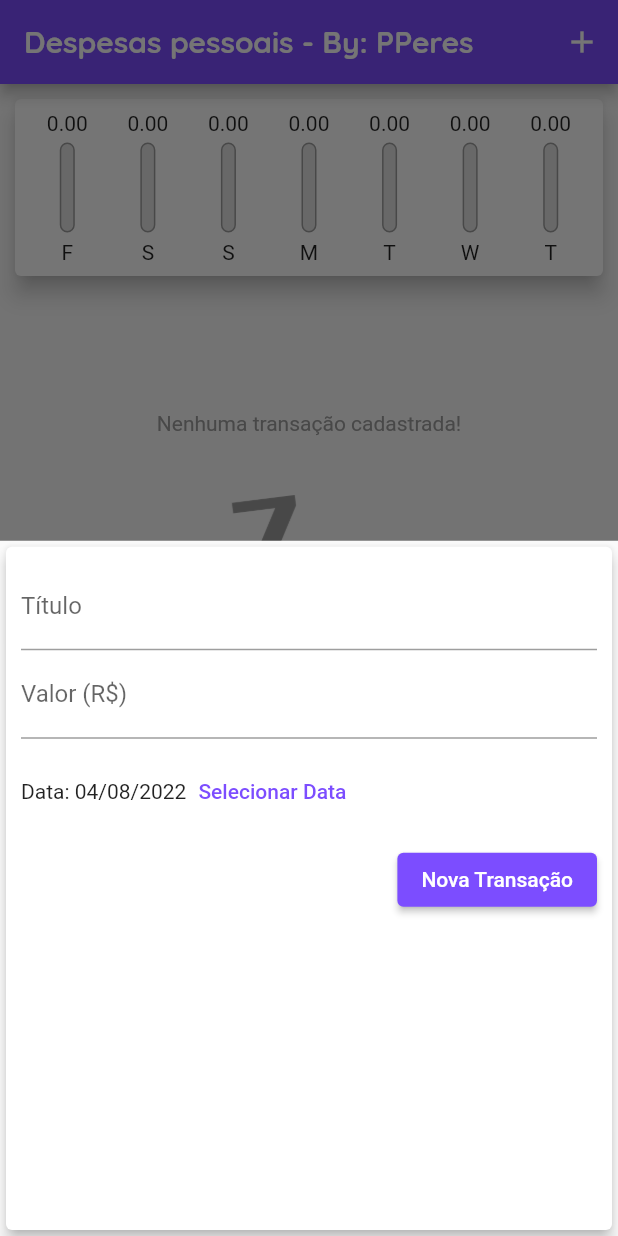
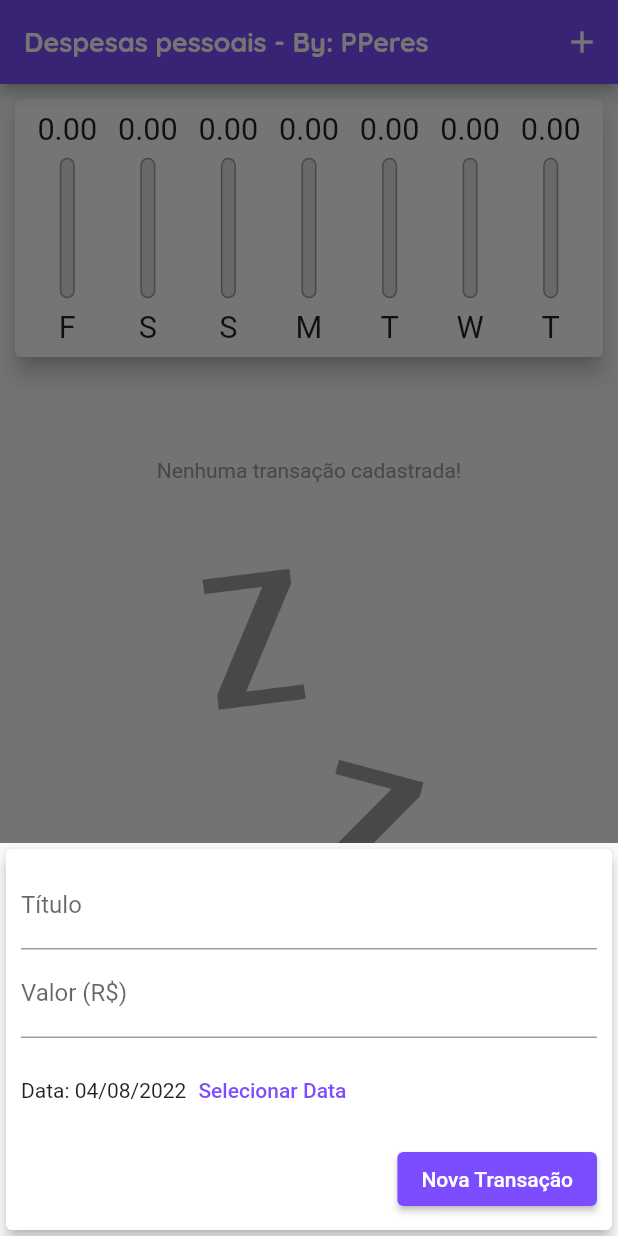
Before and after one commit to PedroH-Peres/AppExpenseControl-Flutter, a Flutter app: the screen it shows after launch, after a tap on the "add" icon, on a phone screen of 412 x 824 dp. Run offline on Flutter 3.47's test engine with Material 2 defaults, Android fonts, the phone set to English and light mode, and no system bars.

Commit message:
ResposiveVersion
- Responsive  layout
- Otimização

```diff
--- a/lib/components/chart_bar.dart
+++ b/lib/components/chart_bar.dart
@@ -19,15 +19,18 @@ class ChartBar extends StatelessWidget {
 
   @override
   Widget build(BuildContext context) {
+    return LayoutBuilder(
+      builder: (ctx, constraints){
         return Column(
             children: [
-        Container(height: 16,
+              Container(
+                height: constraints.maxHeight * 0.15,
                 child: FittedBox(
-            child: Text('${value!.toStringAsFixed(2)}'),
+                  child: Text(value!.toStringAsFixed(2)),
               ),),
-        SizedBox(height: 5,),
+              SizedBox(height: constraints.maxHeight * 0.05,),
               Container(
-          height: 60,
+                height: constraints.maxHeight * 0.6,
                 width: 10,
                 child: Stack(
                   alignment: Alignment.bottomCenter,
@@ -38,7 +41,7 @@ class ChartBar extends StatelessWidget {
                           color: Colors.grey,
                           width: 1,
                         ),
-                  color: Color.fromARGB(130, 200, 200, 200),
+                        color: const Color.fromARGB(130, 200, 200, 200),
                         borderRadius: BorderRadius.circular(5)
                       )
                     ),
@@ -54,9 +57,13 @@ class ChartBar extends StatelessWidget {
                   ],
                 ),
               ),
-        const SizedBox(height: 5,),
-        Text(label!)
+              SizedBox(height: constraints.maxHeight * 0.05,),
+              Container(height: constraints.maxHeight * 0.15,
+                child: FittedBox(child: Text(label!)))
             ],
           );
       }
+
+    );
   }
+}
--- a/lib/components/transaction_form.dart
+++ b/lib/components/transaction_form.dart
@@ -47,9 +47,9 @@ class _TransactionFormState extends State<TransactionForm> {
   @override
   Widget build(BuildContext context) {
     return Container(
-      child: Card(
+      child: SingleChildScrollView (child: Card(
             elevation: 4,
-            child: Padding( padding: EdgeInsets.all(10),
+            child: Padding( padding: EdgeInsets.only(top: 8, right: 10, left: 10, bottom: 10+ MediaQuery.of(context).viewInsets.bottom),
               child: Column(
               children: [
                 TextField(
@@ -96,6 +96,7 @@ class _TransactionFormState extends State<TransactionForm> {
             ),
             )
           )
+      )
     );
   }
 }
--- a/lib/components/transaction_list.dart
+++ b/lib/components/transaction_list.dart
@@ -12,18 +12,21 @@ class TransactionList extends StatelessWidget {
 
   @override
   Widget build(BuildContext context) {
-    return Container(
-      height: 460,
-      child: transactions.isEmpty ?
-        Column(
+    return transactions.isEmpty
+      ?LayoutBuilder(
+        builder: (ctx, constraints){
+          return Column(
             children: [
-            SizedBox(height: 80,),
+              SizedBox(height: constraints.maxHeight * 0.1),
               Text('Nenhuma transação cadastrada!', style: TextStyle(color: Colors.grey),),
-            SizedBox(height: 40,),
-            Container( height: 250,
+              SizedBox(height: constraints.maxHeight * 0.1),
+              Container( height: constraints.maxHeight * 0.6,
                 child: Image.asset('assets/images/waiting.png', fit: BoxFit.cover, color: Colors.grey,))
             ],
+         );
+        }
       )
+
     :ListView.builder(
       itemCount: transactions.length,
       itemBuilder: (ctx, index) {
@@ -42,15 +45,16 @@ class TransactionList extends StatelessWidget {
             ),
             title: Container(alignment: Alignment.centerLeft,height: 28, child: FittedBox(child: Text(tr.title, style: Theme.of(context).textTheme.headline6,)),),
             subtitle: Text(DateFormat('d MMM y').format(tr.date)),
-              trailing: IconButton(
+            trailing: MediaQuery.of(context).size.width < 450
+            ? IconButton(
               icon: Icon(Icons.delete),
               color: Theme.of(context).errorColor,
               onPressed: () => onRemove(tr.id),
-              ),
+            )
+            : TextButton.icon(onPressed:() => onRemove(tr.id),icon: Icon(Icons.delete, color: Colors.red,),label: Text('Excluir', style: TextStyle(color: Colors.red),),)
           )
         );
       },
-      ),
     );
   }
 }
--- a/lib/main.dart
+++ b/lib/main.dart
@@ -6,6 +6,7 @@ import 'package:expenses/components/transaction_form.dart';
 import 'package:expenses/components/transaction_list.dart';
 import 'package:expenses/models/transaction.dart';
 import 'package:flutter/material.dart';
+import 'package:flutter/services.dart';
 import 'package:flutter/widgets.dart';
 import 'package:intl/intl.dart';
 
@@ -46,8 +47,8 @@ class HomePage extends StatefulWidget {
 }
 
 class _HomePageState extends State<HomePage> {
-  final List<Transaction> _transactions = [
-  ];
+  final List<Transaction> _transactions = [];
+  bool _showChart = false;
 
   List<Transaction> get _recentTransactions{
     return _transactions.where((tr){
@@ -85,25 +86,49 @@ class _HomePageState extends State<HomePage> {
 
   @override
   Widget build(BuildContext context) {
-    return Scaffold(
-      appBar: AppBar(
-        title: const Text("Despesas pessoais - By: PPeres"),
+    final mediaQuery = MediaQuery.of(context);
+    bool isLandscape = mediaQuery.orientation == Orientation.landscape;
+
+    final appBar = AppBar(
+        title: Text("Despesas pessoais - By: PPeres",
+        style: TextStyle(fontSize: 18 * mediaQuery.textScaleFactor, ),
+        ),
         backgroundColor: Colors.deepPurpleAccent,
         actions: [
           IconButton(
             icon: Icon(Icons.add, color: Colors.white,),
             onPressed: () => _openTransactionForm(context),
+          ),
+          if(isLandscape)
+          IconButton(
+            icon: Icon(_showChart ? Icons.list : Icons.bar_chart),
+            onPressed: () {
+              setState(() {
+                _showChart = !_showChart;
+              });
+            },
           )
         ],
-      ),
+      );
 
+    final availableHeight = mediaQuery.size.height - appBar.preferredSize.height - MediaQuery.of(context).padding.top;
+
+    return Scaffold(
+      appBar: appBar,
       body: SingleChildScrollView(
         child: Column(
-        children: [
-          Chart(_recentTransactions),
-          TransactionList(_transactions, _removeTransaction),
-        ],
-      ),
+          mainAxisAlignment: MainAxisAlignment.center,
+          children: [
+            if(_showChart || !isLandscape)
+            Container(height: availableHeight * (isLandscape ? 0.8 : 0.25 ),
+            child: Chart(_recentTransactions)),
+            if(!_showChart || !isLandscape)
+              Container(
+                alignment: Alignment.center,
+              height: availableHeight * 0.75,
+              child: TransactionList(_transactions, _removeTransaction)),
+          ],
+        ),
       ),
       floatingActionButton: FloatingActionButton(
         child: Icon(Icons.add),
```
Lines whose indentation alone changed are shown as unchanged.
